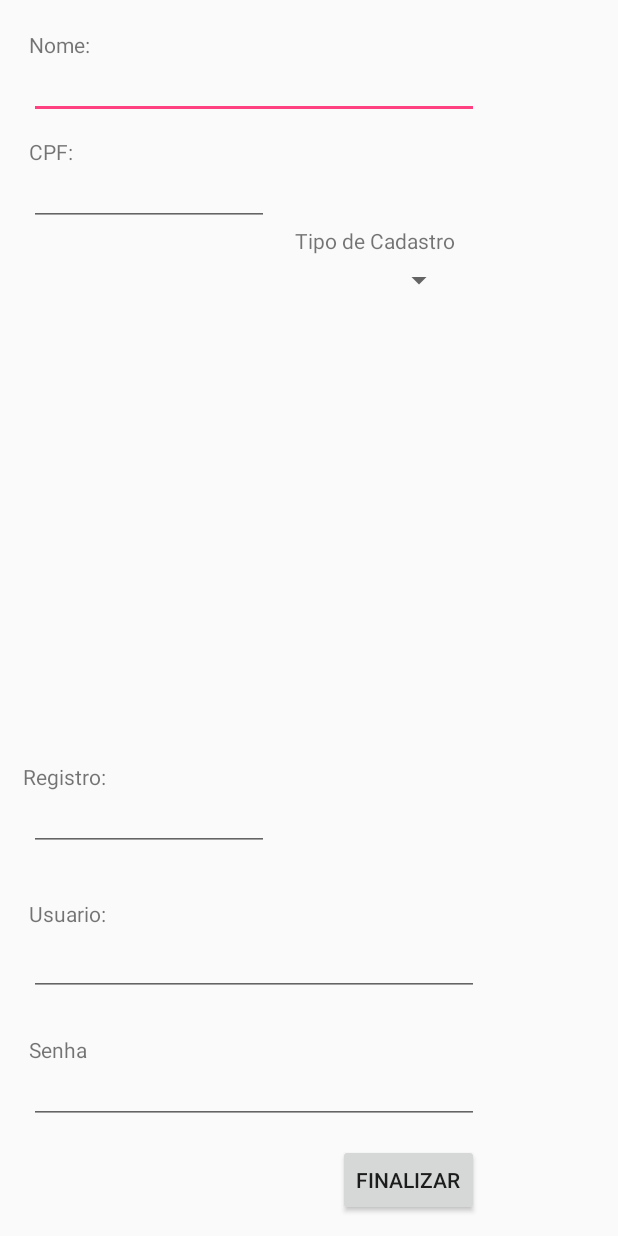
After one commit to BlueTub/SumulaEletronica, an Android app: the layout fragment_cadastro.xml on its own in the app's theme, with its tools: preview values and no code run, on a phone screen of 412 x 824 dp. The commit adds this screen. Run offline under Robolectric (Android 15) with nearby library versions, the phone set to English and light mode, and no system bars; network calls fail.

Commit message:
cadastro

```diff
--- a/app/src/main/java/com/projeto/sumula/sumulaeletronica/View/MainActivity.java
+++ b/app/src/main/java/com/projeto/sumula/sumulaeletronica/View/MainActivity.java
@@ -4,29 +4,46 @@ import android.content.Intent;
 import android.net.ConnectivityManager;
 import android.net.NetworkInfo;
 import android.os.Bundle;
+import android.support.v4.app.Fragment;
+import android.support.v4.app.FragmentManager;
 import android.support.v7.app.AppCompatActivity;
 import android.view.View;
 import android.widget.Button;
 import android.widget.Toast;
 
 import com.projeto.sumula.sumulaeletronica.R;
+import com.projeto.sumula.sumulaeletronica.fragments.cadastro.FragmentCadastro;
 
 public class MainActivity extends AppCompatActivity {
 
-    private Button botao;
+    private Button btnTorcedor;
+    private Button btnCadastrar;
 
     @Override
     protected void onCreate(Bundle savedInstanceState) {
         super.onCreate(savedInstanceState);
         setContentView(R.layout.activity_main);
 
-        botao = (Button) findViewById(R.id.btnTorcedor);
-        botao.setOnClickListener(new View.OnClickListener(){
+        btnTorcedor = (Button) findViewById(R.id.btnTorcedor);
+        btnTorcedor.setOnClickListener(new View.OnClickListener(){
             public void onClick(View view){
                 ConnectivityManager manager = (ConnectivityManager)getSystemService(MainActivity.CONNECTIVITY_SERVICE);
                 if (isNetworkConnected(manager)){
                     Intent intent = new Intent(MainActivity.this, MenuLateral.class);
                     startActivity(intent);
+                }else{
+                    Toast.makeText(MainActivity.this, "Falha ao encontrar rede", Toast.LENGTH_SHORT).show();
+                }
+            }
+        });
+
+        btnCadastrar = (Button) findViewById(R.id.btnCadastrar);
+        btnCadastrar.setOnClickListener(new View.OnClickListener(){
+            public void onClick(View view){
+                ConnectivityManager manager = (ConnectivityManager)getSystemService(MainActivity.CONNECTIVITY_SERVICE);
+                if (isNetworkConnected(manager)){
+                    FragmentCadastro fragmentCadastro = new FragmentCadastro();
+                    transaction(fragmentCadastro);
                 }else{
                     Toast.makeText(MainActivity.this, "Falha ao encontrar rede", Toast.LENGTH_SHORT).show();
                 }
@@ -43,4 +60,13 @@ public class MainActivity extends AppCompatActivity {
             return false;
         }
     }
+
+    public void transaction(Fragment fragment) {
+        FragmentManager manager = getSupportFragmentManager();
+        manager.beginTransaction()
+                .replace(R.id.relativelayout_for_fragment,
+                        fragment,
+                        fragment.getTag())
+                .commit();
+    }
 }
--- a/app/src/main/res/layout/activity_main.xml
+++ b/app/src/main/res/layout/activity_main.xml
@@ -86,4 +86,12 @@
         android:layout_above="@+id/btnTorcedor"
         android:layout_centerHorizontal="true" />
 
+    <Button
+        android:text="Cadastrar-se"
+        android:layout_width="wrap_content"
+        android:layout_height="wrap_content"
+        android:id="@+id/btnCadastrar"
+        android:layout_centerVertical="true"
+        android:layout_centerHorizontal="true" />
+
 </RelativeLayout>
--- /dev/null
+++ b/app/src/main/res/layout/fragment_cadastro.xml
@@ -0,0 +1,133 @@
+<RelativeLayout xmlns:android="http://schemas.android.com/apk/res/android"
+    xmlns:tools="http://schemas.android.com/tools"
+    android:layout_width="match_parent"
+    android:layout_height="match_parent"
+    tools:context="com.projeto.sumula.sumulaeletronica.fragments.cadastro.FragmentCadastro">
+
+    <!-- TODO: Update blank fragment layout -->
+
+    <TextView
+        android:text="Nome:"
+        android:layout_width="wrap_content"
+        android:layout_height="wrap_content"
+        android:layout_marginTop="20dp"
+        android:id="@+id/tvNome"
+        android:layout_alignParentTop="true"
+        android:layout_alignParentStart="true"
+        android:layout_marginStart="19dp" />
+
+    <EditText
+        android:layout_width="300dp"
+        android:layout_height="wrap_content"
+        android:inputType="textPersonName"
+        android:ems="10"
+        android:id="@+id/txtNome"
+        android:textSize="14sp"
+        android:layout_below="@+id/tvNome"
+        android:layout_alignStart="@+id/tvNome" />
+
+    <TextView
+        android:text="CPF:"
+        android:layout_width="wrap_content"
+        android:layout_height="wrap_content"
+        android:layout_below="@+id/txtNome"
+        android:layout_alignStart="@+id/txtNome"
+        android:layout_marginTop="12dp"
+        android:id="@+id/tvCPF" />
+
+    <EditText
+        android:layout_width="wrap_content"
+        android:layout_height="wrap_content"
+        android:inputType="textPersonName"
+        android:ems="10"
+        android:layout_below="@+id/tvCPF"
+        android:layout_alignStart="@+id/tvCPF"
+        android:id="@+id/txtCPF"
+        android:textSize="14sp" />
+
+
+    <EditText
+        android:layout_width="wrap_content"
+        android:layout_height="wrap_content"
+        android:inputType="textEmailAddress"
+        android:ems="10"
+        android:layout_marginBottom="160dp"
+        android:id="@+id/etUsuario"
+        android:layout_alignParentBottom="true"
+        android:layout_alignStart="@+id/txtCPF"
+        android:layout_alignEnd="@+id/txtNome" />
+
+    <TextView
+        android:text="Usuario:"
+        android:layout_width="wrap_content"
+        android:layout_height="wrap_content"
+        android:layout_above="@+id/etUsuario"
+        android:layout_alignStart="@+id/etUsuario"
+        android:id="@+id/tvUsuario" />
+
+    <Spinner
+        android:layout_width="match_parent"
+        android:layout_height="wrap_content"
+        android:layout_marginTop="24dp"
+        android:id="@+id/spinTipo"
+        android:layout_below="@+id/txtCPF"
+        android:layout_alignEnd="@+id/textView6"
+        android:layout_alignStart="@+id/txtCPF" />
+
+    <TextView
+        android:text="Registro:"
+        android:layout_width="wrap_content"
+        android:layout_height="wrap_content"
+        android:id="@+id/tvRegistro"
+        android:layout_above="@+id/txtRegistro"
+        android:layout_alignEnd="@+id/tvUsuario" />
+
+    <EditText
+        android:layout_width="wrap_content"
+        android:layout_height="wrap_content"
+        android:inputType="textPersonName"
+        android:ems="10"
+        android:id="@+id/txtRegistro"
+        android:textSize="14sp"
+        android:layout_marginBottom="32dp"
+        android:layout_above="@+id/tvUsuario"
+        android:layout_alignStart="@+id/tvUsuario" />
+
+    <TextView
+        android:text="Tipo de Cadastro"
+        android:layout_width="wrap_content"
+        android:layout_height="wrap_content"
+        android:id="@+id/textView6"
+        android:layout_below="@+id/txtCPF"
+        android:layout_alignEnd="@+id/txtNome"
+        android:layout_marginEnd="16dp" />
+
+    <TextView
+        android:text="Senha"
+        android:layout_width="wrap_content"
+        android:layout_height="wrap_content"
+        android:layout_below="@+id/tvUsuario"
+        android:layout_alignStart="@+id/etUsuario"
+        android:layout_marginTop="71dp"
+        android:id="@+id/tvSenha" />
+
+    <EditText
+        android:layout_width="wrap_content"
+        android:layout_height="wrap_content"
+        android:inputType="textPassword"
+        android:ems="10"
+        android:id="@+id/txtSenha"
+        android:textSize="14sp"
+        android:layout_below="@+id/tvSenha"
+        android:layout_alignStart="@+id/tvSenha"
+        android:layout_alignEnd="@+id/etUsuario" />
+
+    <Button
+        android:text="Finalizar"
+        android:layout_width="wrap_content"
+        android:layout_height="wrap_content"
+        android:id="@+id/btnFinalizar"
+        android:layout_alignParentBottom="true"
+        android:layout_alignEnd="@+id/txtSenha"
+        android:layout_marginBottom="13dp" />
+</RelativeLayout>
```
